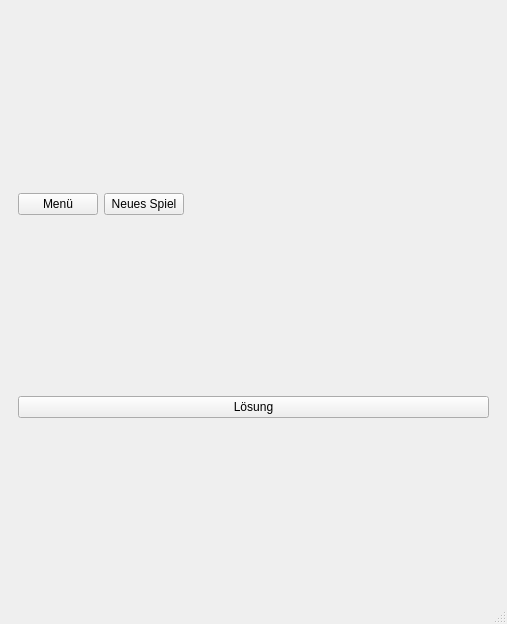
The window that mainwindow.ui (JannisBerndt/Mastermind) describes before a commit, drawn with Qt 5.
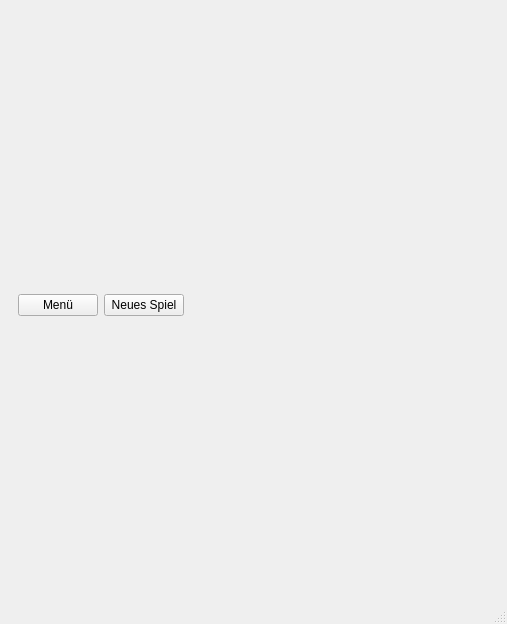
The same window after the commit.

Commit message: The code solution now appears at the top

What changed in the file:
```diff
--- a/mainwindow.ui
+++ b/mainwindow.ui
@@ -115,13 +115,6 @@
           </item>
          </layout>
         </item>
-        <item>
-         <widget class="QPushButton" name="pushButton_53">
-          <property name="text">
-           <string>Lösung</string>
-          </property>
-         </widget>
-        </item>
        </layout>
       </widget>
       <widget class="QWidget" name="page">
```
The commit also changes 2 other files.
